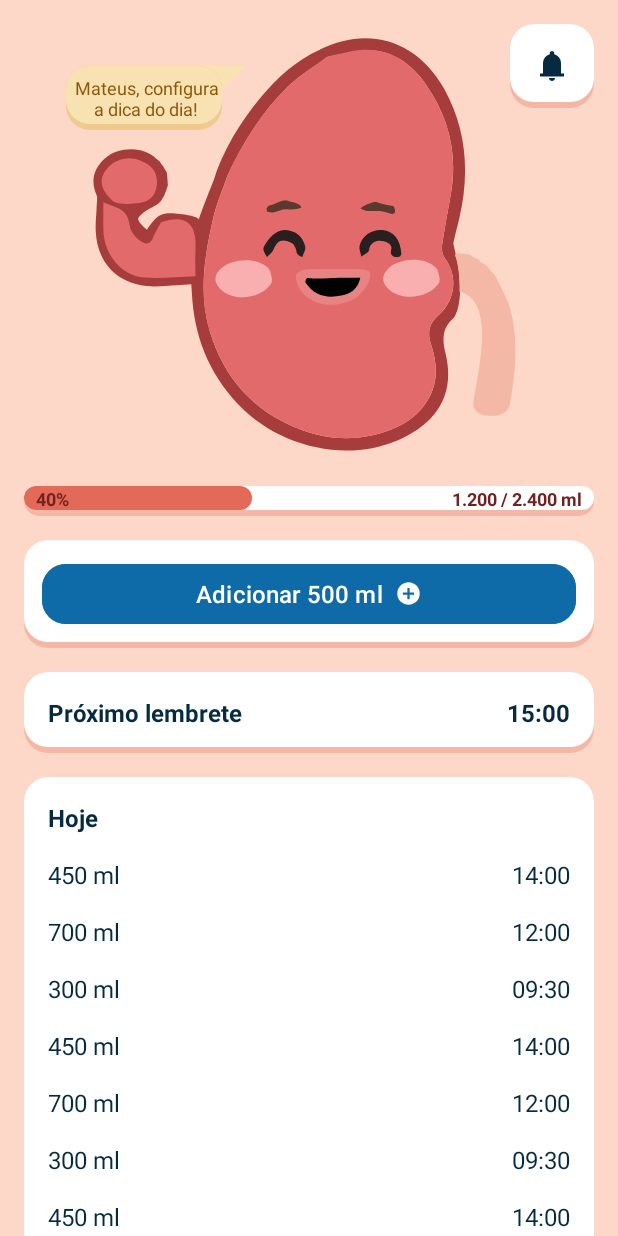
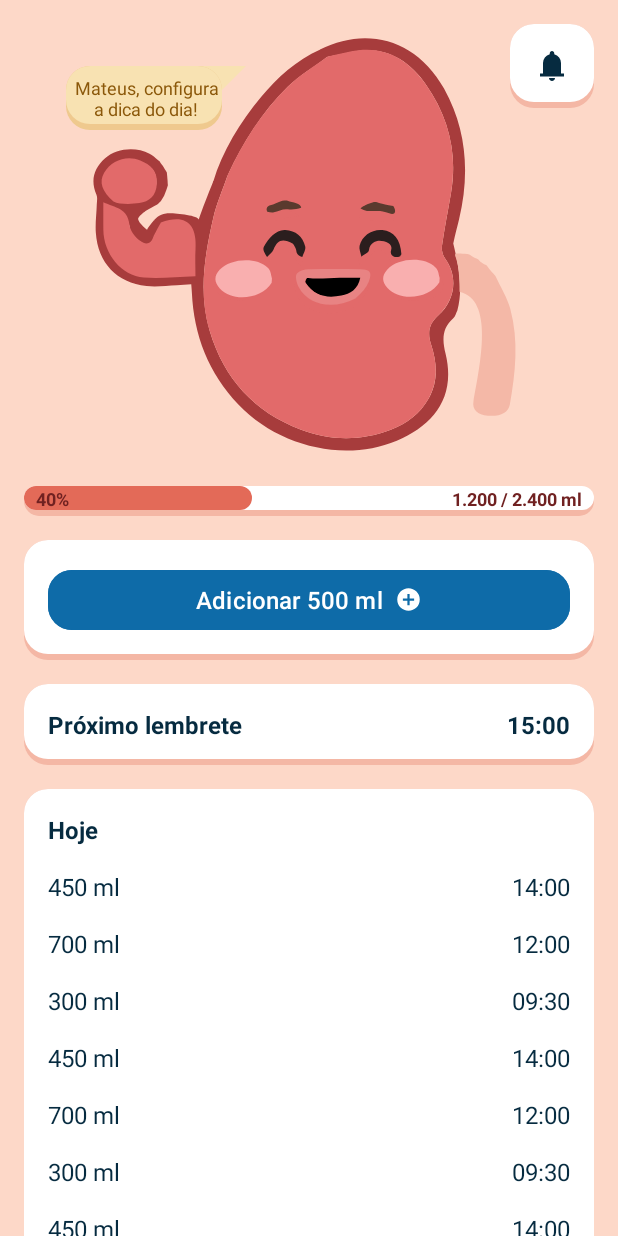
Before and after one commit to MateusPitura/app-android-kidney, an Android app: the screen it shows after launch (MainActivity), on a phone screen of 412 x 824 dp. Run offline under Robolectric (Android 15) with nearby library versions, the phone set to English and light mode, and no system bars.

Commit message:
undo test commit

```diff
--- a/app/src/main/res/layout/activity_main.xml
+++ b/app/src/main/res/layout/activity_main.xml
@@ -140,7 +140,7 @@
             android:layout_marginVertical="8dp"
             android:background="@drawable/solid_shadow"
             android:orientation="horizontal"
-            android:padding="12dp">
+            android:padding="16dp">
 
             <com.google.android.material.button.MaterialButton
                 android:id="@+id/add_water"
```
